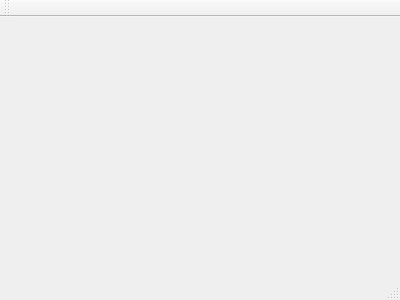
zycliao/ftp-qt, file src/ftpClient/ftpclient.ui: the form before one commit.
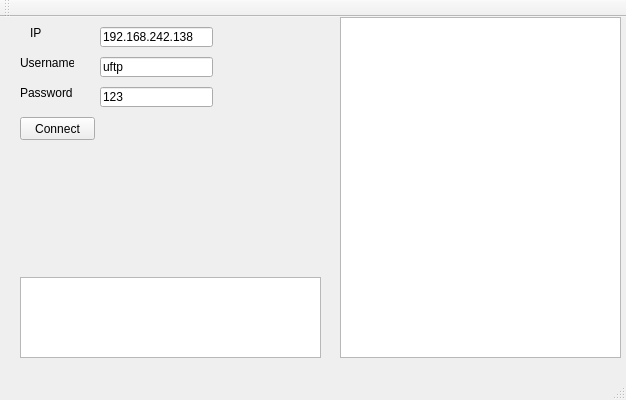
The form after the commit.

Patch:
```diff
--- a/src/ftpClient/ftpclient.ui
+++ b/src/ftpClient/ftpclient.ui
@@ -6,14 +6,126 @@
    <rect>
     <x>0</x>
     <y>0</y>
-    <width>400</width>
-    <height>300</height>
+    <width>626</width>
+    <height>400</height>
    </rect>
   </property>
   <property name="windowTitle">
    <string>ftpClient</string>
   </property>
-  <widget class="QWidget" name="centralWidget"/>
+  <widget class="QWidget" name="centralWidget">
+   <widget class="QListWidget" name="fileList">
+    <property name="geometry">
+     <rect>
+      <x>340</x>
+      <y>0</y>
+      <width>281</width>
+      <height>341</height>
+     </rect>
+    </property>
+   </widget>
+   <widget class="QPushButton" name="connectButton">
+    <property name="geometry">
+     <rect>
+      <x>20</x>
+      <y>100</y>
+      <width>75</width>
+      <height>23</height>
+     </rect>
+    </property>
+    <property name="text">
+     <string>Connect</string>
+    </property>
+   </widget>
+   <widget class="QLineEdit" name="ipEdit">
+    <property name="geometry">
+     <rect>
+      <x>100</x>
+      <y>10</y>
+      <width>113</width>
+      <height>20</height>
+     </rect>
+    </property>
+    <property name="text">
+     <string>192.168.242.138</string>
+    </property>
+   </widget>
+   <widget class="QLineEdit" name="userEdit">
+    <property name="geometry">
+     <rect>
+      <x>100</x>
+      <y>40</y>
+      <width>113</width>
+      <height>20</height>
+     </rect>
+    </property>
+    <property name="text">
+     <string>uftp</string>
+    </property>
+   </widget>
+   <widget class="QLabel" name="ipLabel">
+    <property name="geometry">
+     <rect>
+      <x>30</x>
+      <y>10</y>
+      <width>54</width>
+      <height>12</height>
+     </rect>
+    </property>
+    <property name="text">
+     <string>IP</string>
+    </property>
+   </widget>
+   <widget class="QLabel" name="userLabel">
+    <property name="geometry">
+     <rect>
+      <x>20</x>
+      <y>40</y>
+      <width>54</width>
+      <height>12</height>
+     </rect>
+    </property>
+    <property name="text">
+     <string>Username</string>
+    </property>
+   </widget>
+   <widget class="QLabel" name="passLabel">
+    <property name="geometry">
+     <rect>
+      <x>20</x>
+      <y>70</y>
+      <width>54</width>
+      <height>12</height>
+     </rect>
+    </property>
+    <property name="text">
+     <string>Password</string>
+    </property>
+   </widget>
+   <widget class="QLineEdit" name="passEdit">
+    <property name="geometry">
+     <rect>
+      <x>100</x>
+      <y>70</y>
+      <width>113</width>
+      <height>20</height>
+     </rect>
+    </property>
+    <property name="text">
+     <string>123</string>
+    </property>
+   </widget>
+   <widget class="QTextEdit" name="textEdit">
+    <property name="geometry">
+     <rect>
+      <x>20</x>
+      <y>260</y>
+      <width>301</width>
+      <height>81</height>
+     </rect>
+    </property>
+   </widget>
+  </widget>
   <widget class="QMenuBar" name="menuBar">
    <property name="geometry">
     <rect>
```
Left out of the diff: 2 changed lines with no effect on the pictures.
